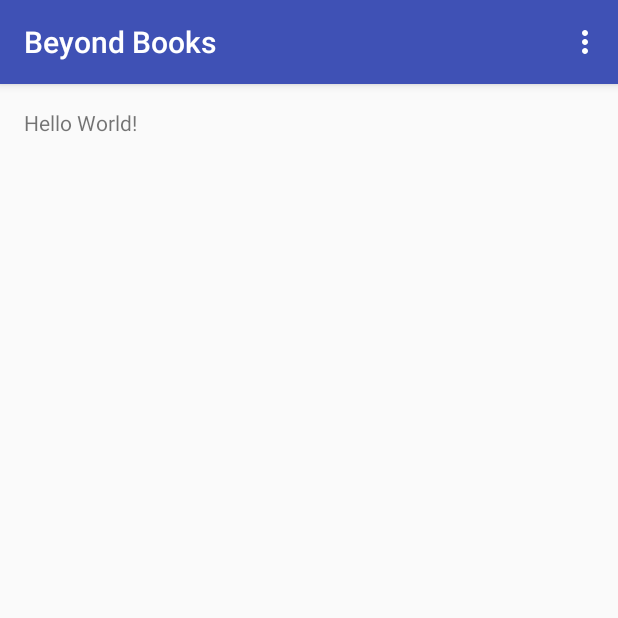
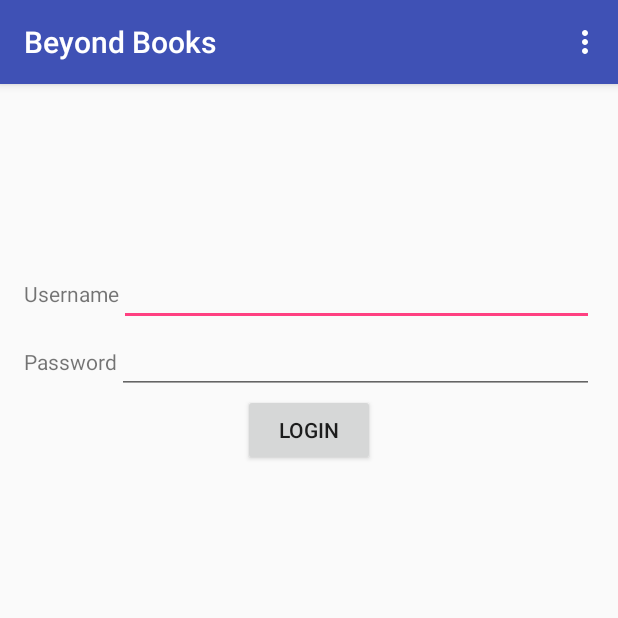
Before and after one commit to TheHackstreetBoys/BeyondBooks, an Android app: the screen it shows after launch (MainActivity), on a phone screen of 412 x 824 dp, the top half of it. Run offline under Robolectric (Android 15) with nearby library versions, the phone set to English and light mode, and no system bars.

Commit message:
created the main activity

```diff
--- a/androidApp/BeyondBooks/app/src/main/res/layout/content_main.xml
+++ b/androidApp/BeyondBooks/app/src/main/res/layout/content_main.xml
@@ -1,14 +1,66 @@
 <?xml version="1.0" encoding="utf-8"?>
 <RelativeLayout xmlns:android="http://schemas.android.com/apk/res/android"
     xmlns:tools="http://schemas.android.com/tools"
-    xmlns:app="http://schemas.android.com/apk/res-auto" android:layout_width="match_parent"
+    xmlns:app="http://schemas.android.com/apk/res-auto"
+    android:layout_width="match_parent"
     android:layout_height="match_parent" android:paddingLeft="@dimen/activity_horizontal_margin"
     android:paddingRight="@dimen/activity_horizontal_margin"
     android:paddingTop="@dimen/activity_vertical_margin"
     android:paddingBottom="@dimen/activity_vertical_margin"
     app:layout_behavior="@string/appbar_scrolling_view_behavior"
-    tools:showIn="@layout/activity_main" tools:context=".MainActivity">
+    tools:context=".MainActivity">
 
-    <TextView android:text="Hello World!" android:layout_width="wrap_content"
-        android:layout_height="wrap_content" />
+    <LinearLayout
+        android:orientation="vertical"
+        android:layout_width="match_parent"
+        android:layout_height="match_parent"
+        android:layout_centerHorizontal="true"
+        android:layout_alignParentTop="true"
+        android:layout_marginTop="100dp">
+
+        <LinearLayout
+            android:orientation="horizontal"
+            android:layout_width="match_parent"
+            android:layout_height="wrap_content"
+            android:layout_gravity="center_horizontal">
+
+            <TextView
+                android:layout_width="wrap_content"
+                android:layout_height="wrap_content"
+                android:text="Username"
+                android:id="@+id/textView" />
+
+            <EditText
+                android:layout_width="match_parent"
+                android:layout_height="wrap_content"
+                android:id="@+id/editText" />
+        </LinearLayout>
+
+        <LinearLayout
+            android:orientation="horizontal"
+            android:layout_width="match_parent"
+            android:layout_height="wrap_content"
+            android:layout_gravity="center_horizontal">
+
+            <TextView
+                android:layout_width="wrap_content"
+                android:layout_height="wrap_content"
+                android:text="Password"
+                android:id="@+id/textView2" />
+
+            <EditText
+                android:layout_width="match_parent"
+                android:layout_height="wrap_content"
+                android:id="@+id/editText2" />
+        </LinearLayout>
+
+        <Button
+            android:layout_width="wrap_content"
+            android:layout_height="wrap_content"
+            android:text="Login"
+            android:id="@+id/button"
+            android:layout_gravity="center_horizontal" />
+
+    </LinearLayout>
+
 </RelativeLayout>
```
